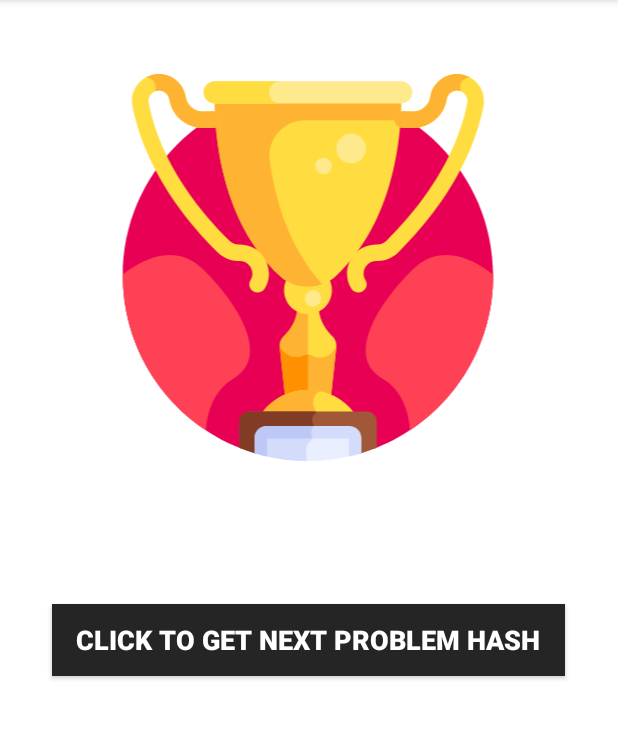
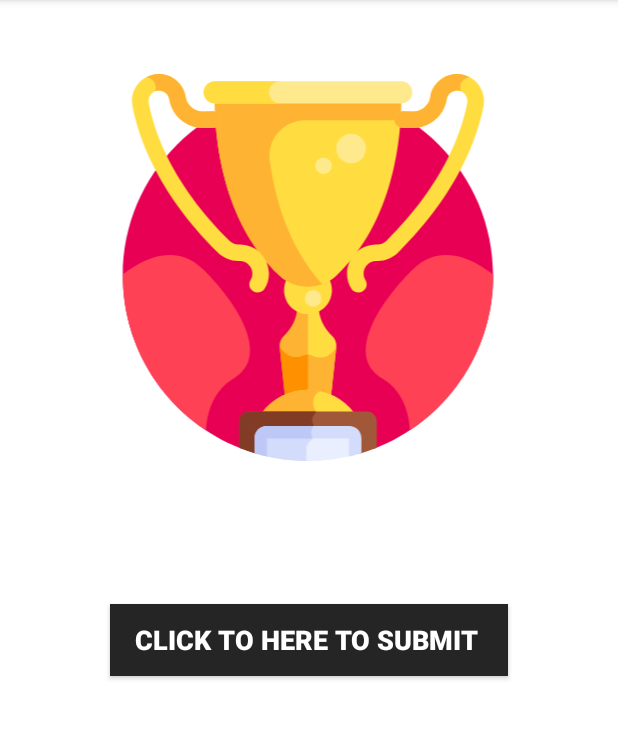
Before and after one commit to iamsh4shank/error-box, an Android app: the fragment GameWonFragment shown on its own in the app's theme, on a phone screen of 412 x 824 dp, the part 84-823 px from its top. Run offline under Robolectric (Android 15) with nearby library versions, the phone set to English and light mode, and no system bars; our stand-ins replace data binding.

Commit message:
new dialog

```diff
--- a/app/src/main/java/com/example/errorbox/ui/GameWonFragment.kt
+++ b/app/src/main/java/com/example/errorbox/ui/GameWonFragment.kt
@@ -9,6 +9,7 @@ import androidx.fragment.app.Fragment
 import com.example.errorbox.R
 import com.example.errorbox.databinding.FragmentGameWonBinding
 import com.example.errorbox.hints.HintAFragment
+import java.util.*
 
 class GameWonFragment : Fragment() {
     override fun onCreateView(inflater: LayoutInflater, container: ViewGroup?,
@@ -18,7 +19,9 @@ class GameWonFragment : Fragment() {
                 inflater, R.layout.fragment_game_won, container, false)
         binding.nextMatchButton.setOnClickListener{view: View->
             val hintAFragment = HintAFragment(context, activity)
-            hintAFragment.init("Password for next module zip file is 'amFOSS@pRoB3'")
+            val rand = Random()
+            val id: Int = rand.nextInt(1000)*1000
+            hintAFragment.init("You did it! The final level is in /home/Kernel. Good Luck! And remember to take a screenshot of this window. ID is: $id")
         }
         return binding.root
     }
--- a/app/src/main/res/layout/fragment_game_won.xml
+++ b/app/src/main/res/layout/fragment_game_won.xml
@@ -32,7 +32,7 @@
             android:background="#252525"
             android:paddingStart="@dimen/button_padding"
             android:paddingEnd="@dimen/button_padding"
-            android:text="Click to Get next problem Hash"
+            android:text="Click to here to submit "
             android:textColor="#ffffff"
             android:textSize="@dimen/button_text_size"
             android:textStyle="bold"
```
